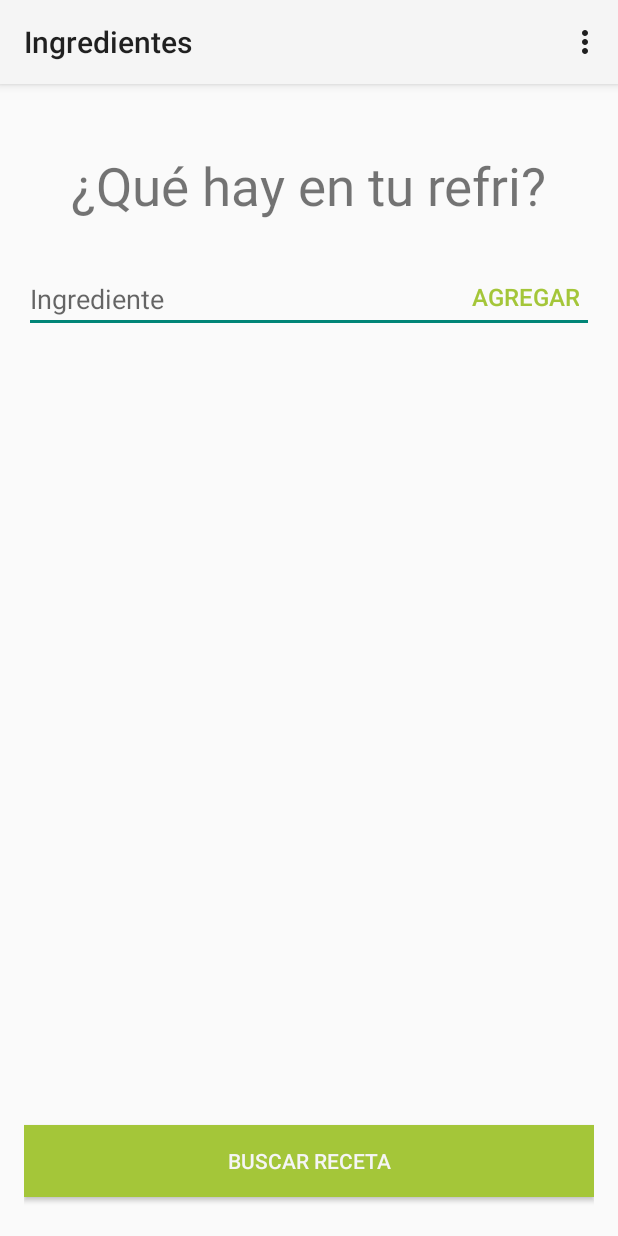
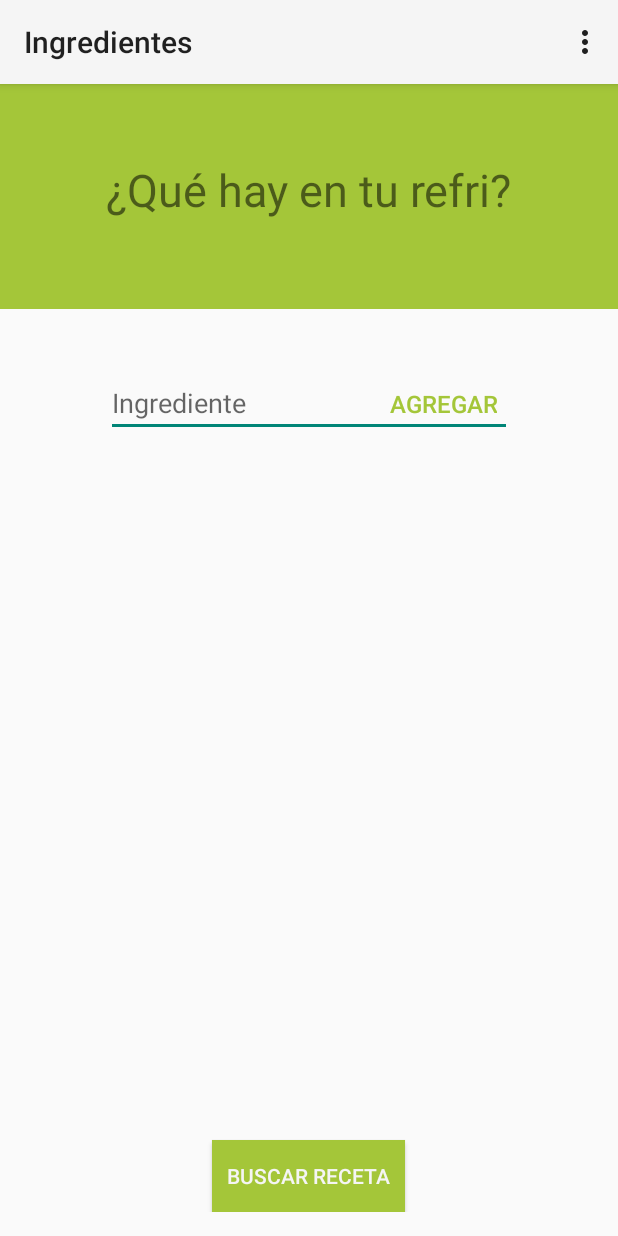
Before and after one commit to anagumo/foody, an Android app: the refriActivity screen opened directly, with no data from a screen before it, after a tap on "BUSCAR RECETA", on a phone screen of 412 x 824 dp. Run offline under Robolectric (Android 15) with nearby library versions, the phone set to English and light mode, and no system bars; our stand-ins replace Volley.

Commit message:
Búsqueda por ID de Ingrediente

```diff
--- a/app/src/main/java/com/foody/devf/foody/activityReceta.java
+++ b/app/src/main/java/com/foody/devf/foody/activityReceta.java
@@ -4,17 +4,31 @@ import android.app.Activity;
 import android.content.Intent;
 import android.os.Bundle;
 import android.view.View;
+import android.widget.TextView;
 
 /**
  * Created by Ariana on 07/11/2014.
  */
 public class activityReceta extends Activity {
 
+    private TextView receta;
+    String dataJson = null;
+
     @Override
     protected void onCreate(Bundle savedInstanceState) {
         super.onCreate(savedInstanceState);
         setContentView(R.layout.activity_receta);
 
+        Bundle extras = getIntent().getExtras();
+
+        if (extras != null) {
+            dataJson = extras.getString("sendJson");
+        }
+
+        if (dataJson != null) {
+            receta = (TextView) findViewById(R.id.recipe);
+            receta.setText(dataJson);
+        }
     }
 
     public void empezarApp(View view ){
--- a/app/src/main/java/com/foody/devf/foody/refriActivity.java
+++ b/app/src/main/java/com/foody/devf/foody/refriActivity.java
@@ -4,6 +4,7 @@ import android.app.Activity;
 import android.app.ProgressDialog;
 import android.content.Intent;
 import android.os.Bundle;
+import android.provider.SyncStateContract;
 import android.util.Log;
 import android.view.Gravity;
 import android.view.Menu;
@@ -38,7 +39,7 @@ public class refriActivity extends Activity{
     private ListView lista;
     private ArrayList<String> ingredientes; // Arreglo de tipo String que contendrá los ingredientes.
     //volley
-    private String urlJson = "https://agile-refuge-1884.herokuapp.com/formulas?format=json&ingredients=1";
+    private String urlJson;
     private static String TAG = refriActivity.class.getSimpleName();
 
     // temporary string to show the parsed response
@@ -66,7 +67,7 @@ public class refriActivity extends Activity{
             public void onClick(View v) {
                 String ingredient = ingrediente.getText().toString();
 
-                if (ingredient.equals(null)) {
+                if (ingredient.equals("")) {
                     Toast personalizado = Toast.makeText(getBaseContext(), "Escribe algo", Toast.LENGTH_SHORT);
                      personalizado.setGravity(Gravity.CENTER|Gravity.CENTER, 0, 0);
 
@@ -74,6 +75,7 @@ public class refriActivity extends Activity{
                 }
                 else{
                     ingredientes.add(ingrediente.getText().toString()); //Al arreglo Ingredientes agregamos el dato obtenido del editText
+
                     ingrediente.setText(""); //Imprime el dato obtenido
 
                     //Es como refresh o algo así
@@ -92,8 +94,16 @@ public class refriActivity extends Activity{
         buscar.setOnClickListener(new View.OnClickListener() {
             @Override
             public void onClick(View v) {
-                // making json array request
-                makeJsonArrayRequest();
+                //Validar array vacío
+               if (ingredientes.size()==0){
+                    Toast tres = Toast.makeText(getBaseContext(), "No tienes ingredientes", Toast.LENGTH_LONG);
+                    tres.setGravity(Gravity.CENTER|Gravity.CENTER, 0, 0);
+                    tres.show();
+
+                }else {
+                    // making json array request
+                    makeJsonArrayRequest();
+                }
             }
         });
 
@@ -104,6 +114,17 @@ public class refriActivity extends Activity{
         RequestQueue queue = ClassController.getInstance(getApplicationContext()).getRequestQueue();
 
         buscando = ProgressDialog.show(this, "", "Buscando receta...");
+
+       //Leer Array y URL dinámica.
+       //for(String i : ingredientes){
+        String idIngrediente = ingredientes.get(0);
+       //     Log.i("primerdato", id);
+       //}
+       // String idIngrediente = "";
+       // if (ingredientes.contains("huevos")){
+       //    idIngrediente = "1";
+       // }
+        urlJson = "https://agile-refuge-1884.herokuapp.com/formulas?format=json&ingredients="+idIngrediente;
 
         JsonArrayRequest req = new JsonArrayRequest(urlJson, new Response.Listener<JSONArray>() {
             @Override
@@ -129,10 +150,13 @@ public class refriActivity extends Activity{
                         jsonResponse += "Tiempo: " + time + "\n\n";
                         jsonResponse += "Tipo: " + type + "\n\n";
                         jsonResponse += "Pasos: " + description + "\n\n";
+                   //     receta.put("nombre", name);
+                     //   receta.put("tiempo", time);
+
                     }
 
                     Intent intent = new Intent(getBaseContext(), activityReceta.class);
-                    intent.putExtra("sentJson", jsonResponse);
+                    intent.putExtra("sendJson", jsonResponse);
                     startActivity(intent);
 
 
--- a/app/src/main/res/layout/activity_refri.xml
+++ b/app/src/main/res/layout/activity_refri.xml
@@ -2,34 +2,40 @@
     xmlns:tools="http://schemas.android.com/tools"
     android:layout_width="match_parent"
     android:layout_height="match_parent"
-    android:paddingLeft="@dimen/activity_horizontal_margin"
-    android:paddingRight="@dimen/activity_horizontal_margin"
-    android:paddingTop="@dimen/activity_vertical_margin"
     android:paddingBottom="@dimen/activity_vertical_margin"
     tools:context="com.foody.devf.foody.refriActivity">
 
+    <View
+        android:layout_width="fill_parent"
+        android:layout_height="150dp"
+        android:background="@color/android"
+        android:id="@+id/view" />
+
     <TextView
-        android:text="@string/titulo_activity_refri"
         android:layout_width="wrap_content"
         android:layout_height="wrap_content"
-        android:textSize="35sp"
+        android:textAppearance="?android:attr/textAppearanceSmall"
+        android:text="@string/titulo_activity_refri"
+        android:textSize="30sp"
         android:id="@+id/textView"
-        android:layout_alignParentTop="true"
+        android:layout_alignTop="@+id/view"
         android:layout_centerHorizontal="true"
-        android:layout_marginTop="28dp" />
-
+        android:layout_marginTop="50dp" />
     <EditText
-        android:layout_width="fill_parent"
+        android:layout_width="wrap_content"
         android:layout_height="wrap_content"
         android:id="@+id/ingrediente"
         android:hint="@string/ingredients"
-        android:layout_below="@+id/textView"
-        android:layout_alignRight="@+id/lista"
-        android:layout_alignEnd="@+id/lista"
-        android:layout_marginTop="29dp" />
+        android:layout_marginTop="40dp"
+        android:layout_below="@+id/view"
+        android:layout_alignLeft="@+id/textView"
+        android:layout_alignStart="@+id/textView"
+        android:layout_toStartOf="@+id/agregar"
+        android:layout_alignRight="@+id/agregar"
+        android:layout_alignEnd="@+id/agregar" />
 
     <Button
-        android:layout_width="fill_parent"
+        android:layout_width="wrap_content"
         android:layout_height="wrap_content"
         android:text="@string/buscar"
         android:background="@color/android"
@@ -38,9 +44,7 @@
         android:id="@+id/search"
         android:onClick="buscarReceta"
         android:layout_alignParentBottom="true"
-        android:layout_alignRight="@+id/agregar"
-        android:layout_alignEnd="@+id/agregar"
-        android:layout_marginBottom="10dp" />
+        android:layout_centerHorizontal="true" />
 
     <Button
         style="?android:attr/buttonStyleSmall"
@@ -52,16 +56,20 @@
         android:textSize="16sp"
         android:id="@+id/agregar"
         android:background="@null"
-        android:layout_above="@+id/lista"
-        android:layout_alignRight="@+id/ingrediente"
-        android:layout_alignEnd="@+id/ingrediente"/>
+        android:layout_alignBaseline="@+id/ingrediente"
+        android:layout_alignBottom="@+id/ingrediente"
+        android:layout_alignRight="@+id/textView"
+        android:layout_alignEnd="@+id/textView" />
 
     <ListView
         android:layout_width="wrap_content"
         android:layout_height="wrap_content"
         android:id="@+id/lista"
-        android:layout_centerHorizontal="true"
         android:layout_above="@+id/search"
-        android:layout_below="@+id/ingrediente" />
+        android:layout_below="@+id/ingrediente"
+        android:layout_alignLeft="@+id/ingrediente"
+        android:layout_alignStart="@+id/ingrediente"
+        android:layout_alignRight="@+id/agregar"
+        android:layout_alignEnd="@+id/agregar" />
 
 </RelativeLayout>
```
